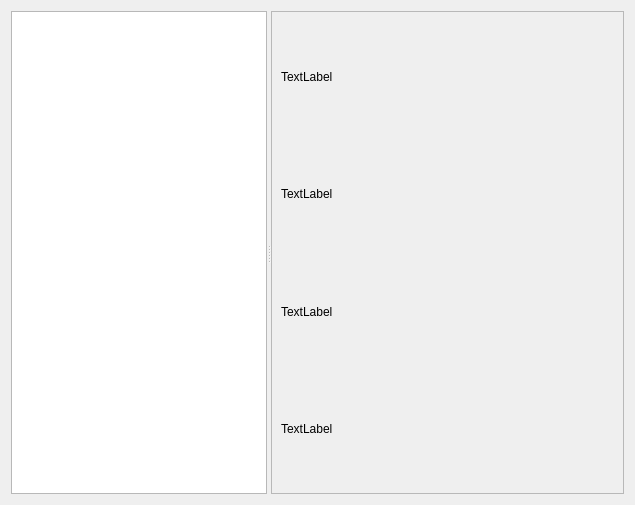
The window that cvideowidget.ui (birkeh/qtKodiAdmin) describes before a commit, drawn with Qt 5.
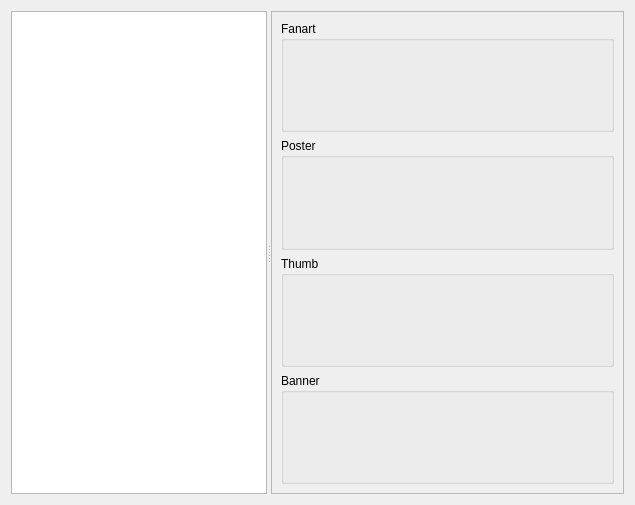
The same window after the commit.

Diff of the .ui file:
```diff
--- a/cvideowidget.ui
+++ b/cvideowidget.ui
@@ -67,33 +67,69 @@
          <height>485</height>
         </rect>
        </property>
-       <layout class="QVBoxLayout" name="verticalLayout">
-        <item>
-         <widget class="QLabel" name="m_lpBanner">
-          <property name="text">
-           <string>TextLabel</string>
+       <layout class="QGridLayout" name="gridLayout_6">
+        <item row="0" column="0">
+         <widget class="QGroupBox" name="m_lpFanartBox">
+          <property name="title">
+           <string>Fanart</string>
           </property>
+          <layout class="QGridLayout" name="gridLayout_2">
+           <item row="0" column="0">
+            <widget class="QLabel" name="m_lpFanart">
+             <property name="text">
+              <string/>
+             </property>
+            </widget>
+           </item>
+          </layout>
          </widget>
         </item>
-        <item>
-         <widget class="QLabel" name="m_lpFanart">
-          <property name="text">
-           <string>TextLabel</string>
+        <item row="1" column="0">
+         <widget class="QGroupBox" name="m_lpPosterBox">
+          <property name="title">
+           <string>Poster</string>
           </property>
+          <layout class="QGridLayout" name="gridLayout_3">
+           <item row="0" column="0">
+            <widget class="QLabel" name="m_lpPoster">
+             <property name="text">
+              <string/>
+             </property>
+            </widget>
+           </item>
+          </layout>
          </widget>
         </item>
-        <item>
-         <widget class="QLabel" name="m_lpThumb">
-          <property name="text">
-           <string>TextLabel</string>
+        <item row="2" column="0">
+         <widget class="QGroupBox" name="m_lpThumbBox">
+          <property name="title">
+           <string>Thumb</string>
           </property>
+          <layout class="QGridLayout" name="gridLayout_4">
+           <item row="0" column="0">
+            <widget class="QLabel" name="m_lpThumb">
+             <property name="text">
+              <string/>
+             </property>
+            </widget>
+           </item>
+          </layout>
          </widget>
         </item>
-        <item>
-         <widget class="QLabel" name="m_lpPoster">
-          <property name="text">
-           <string>TextLabel</string>
+        <item row="3" column="0">
+         <widget class="QGroupBox" name="m_lpBannerBox">
+          <property name="title">
+           <string>Banner</string>
           </property>
+          <layout class="QGridLayout" name="gridLayout_5">
+           <item row="0" column="0">
+            <widget class="QLabel" name="m_lpBanner">
+             <property name="text">
+              <string/>
+             </property>
+            </widget>
+           </item>
+          </layout>
          </widget>
         </item>
        </layout>
```
